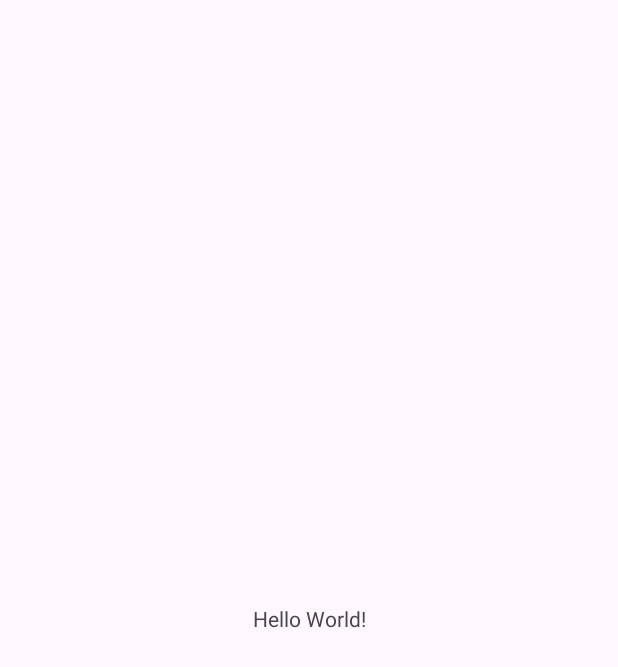
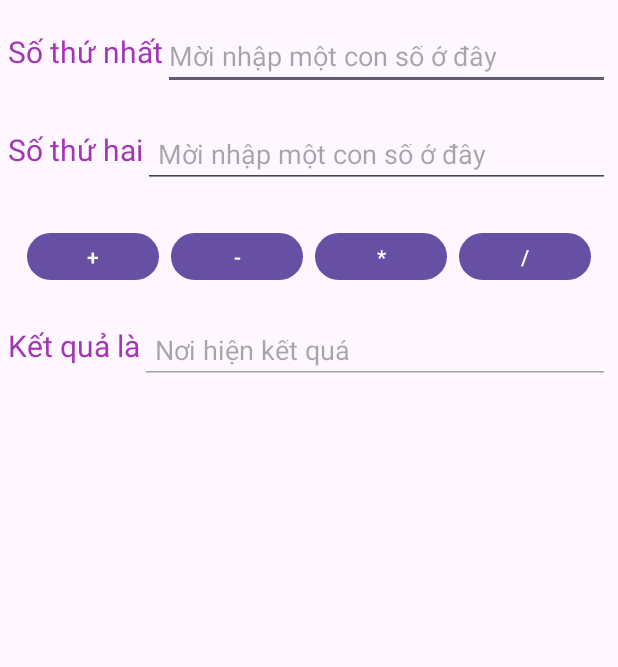
Before and after one commit to QuangHy1/63133174-AndroidProgramming, an Android app: the screen it shows after launch (MainActivity), on a phone screen of 412 x 824 dp. Before the commit the part shown is almost empty. Shown: the top 667 px of the screen. Run offline under Robolectric (Android 15) with nearby library versions, the light colour scheme and no system bars.

Commit message:
Ex4
đã xong video (1)

```diff
--- a/Ex4_AddSubMulDiv_Onclick/app/src/main/res/layout/activity_main.xml
+++ b/Ex4_AddSubMulDiv_Onclick/app/src/main/res/layout/activity_main.xml
@@ -1,18 +1,115 @@
 <?xml version="1.0" encoding="utf-8"?>
-<androidx.constraintlayout.widget.ConstraintLayout xmlns:android="http://schemas.android.com/apk/res/android"
+<LinearLayout xmlns:android="http://schemas.android.com/apk/res/android"
     xmlns:app="http://schemas.android.com/apk/res-auto"
     xmlns:tools="http://schemas.android.com/tools"
     android:layout_width="match_parent"
     android:layout_height="match_parent"
+    android:orientation="vertical"
     tools:context=".MainActivity">
 
-    <TextView
-        android:layout_width="wrap_content"
-        android:layout_height="wrap_content"
-        android:text="Hello World!"
-        app:layout_constraintBottom_toBottomOf="parent"
-        app:layout_constraintEnd_toEndOf="parent"
-        app:layout_constraintStart_toStartOf="parent"
-        app:layout_constraintTop_toTopOf="parent" />
+    <LinearLayout
+        android:layout_width="match_parent"
+        android:layout_height="50dp"
+        android:layout_marginTop="15dp"
+        android:padding="5dp"
+        android:orientation="horizontal"
 
-</androidx.constraintlayout.widget.ConstraintLayout>
+        >
+        <TextView
+            android:layout_width="wrap_content"
+            android:layout_height="match_parent"
+            android:text="Số thứ nhất"
+            android:textSize="20dp"
+            android:textColor="#A236B5"/>
+        <EditText
+            android:id="@+id/edtSo1"
+            android:layout_width="match_parent"
+            android:layout_height="wrap_content"
+            android:hint="Mời nhập một con số ở đây"
+            />
+
+    </LinearLayout>
+
+    <LinearLayout
+        android:layout_width="match_parent"
+        android:layout_height="50dp"
+        android:layout_marginTop="15dp"
+        android:padding="5dp"
+        android:orientation="horizontal"
+        >
+        <TextView
+            android:layout_width="wrap_content"
+            android:layout_height="match_parent"
+            android:text="Số thứ hai"
+            android:textSize="20dp"
+            android:textColor="#A236B5"/>
+        <EditText
+            android:id="@+id/edtSo2"
+            android:paddingLeft="10dp"
+            android:layout_width="match_parent"
+            android:layout_height="wrap_content"
+            android:hint="Mời nhập một con số ở đây"
+            />
+    </LinearLayout>
+
+    <LinearLayout
+        android:layout_width="match_parent"
+        android:layout_height="50dp"
+        android:layout_marginTop="15dp"
+        android:padding="5dp"
+        android:orientation="horizontal"
+        android:gravity="center_horizontal">
+        <Button
+            android:id="@+id/btnCong"
+            android:layout_marginRight="4dp"
+            android:layout_marginLeft="4dp"
+            android:layout_width="wrap_content"
+            android:layout_height="wrap_content"
+            android:text="+"/>
+        <Button
+            android:id="@+id/btnTru"
+            android:layout_marginRight="4dp"
+            android:layout_marginLeft="4dp"
+            android:layout_width="wrap_content"
+            android:layout_height="wrap_content"
+            android:text="-"/>
+        <Button
+            android:id="@+id/btnNhan"
+            android:layout_marginRight="4dp"
+            android:layout_marginLeft="4dp"
+            android:layout_width="wrap_content"
+            android:layout_height="wrap_content"
+            android:text="*"/>
+        <Button
+            android:id="@+id/btnChia"
+            android:layout_marginRight="4dp"
+            android:layout_marginLeft="4dp"
+            android:layout_width="wrap_content"
+            android:layout_height="wrap_content"
+            android:text="/"/>
+
+    </LinearLayout>
+
+    <LinearLayout
+        android:layout_width="match_parent"
+        android:layout_height="50dp"
+        android:layout_marginTop="15dp"
+        android:padding="5dp"
+        android:orientation="horizontal"
+        >
+        <TextView
+            android:layout_width="wrap_content"
+            android:layout_height="match_parent"
+            android:text="Kết quả là"
+            android:textSize="20dp"
+            android:textColor="#A236B5"/>
+        <EditText
+            android:id="@+id/edtKetQua"
+            android:paddingLeft="10dp"
+            android:layout_width="match_parent"
+            android:layout_height="wrap_content"
+            android:hint="Nơi hiện kết quả"
+            android:enabled="false"
+            />
+    </LinearLayout>
+</LinearLayout>
```
